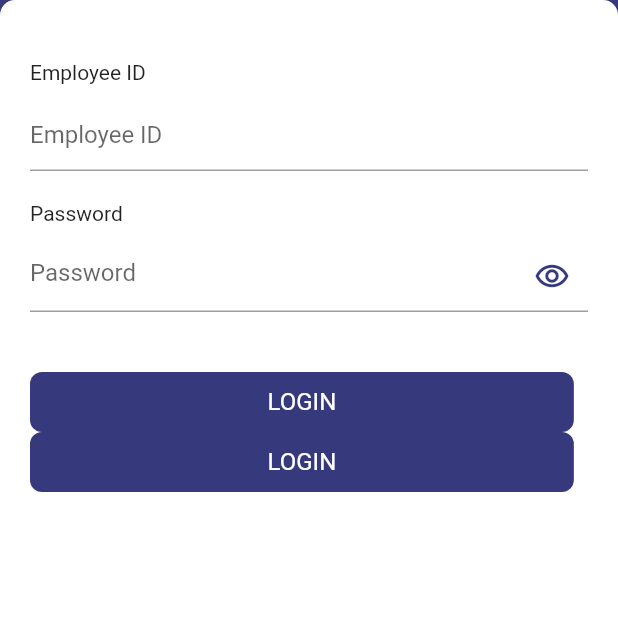
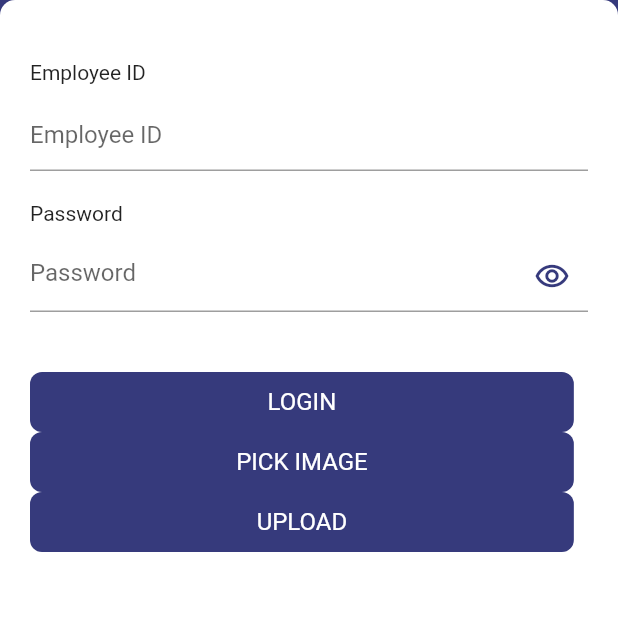
Before and after one commit to prakriti001/flutter_redux_project_template_using_dio, a Flutter app: the screen it shows after launch, on a phone screen of 412 x 824 dp, the top half of it. Run offline on Flutter 3.47's test engine with Material 2 defaults, Android fonts, the phone set to English and light mode, and no system bars; drawn by our look-alikes of getwidget; our stand-ins replace built_collection, built_value, dio, email_validator, flutter_redux, fluttertoast and 4 more; missing offline and left inert: flutter_custom_dialog, loading_gifs, redux_epics; generated files the repository leaves out were written again; Roboto replaces fonts that are missing (Medium).

```diff
--- a/lib/actions/auth/auth_action.dart
+++ b/lib/actions/auth/auth_action.dart
@@ -47,7 +47,10 @@ class SetErrorMessage {
 
   final String message;
 }
-class GetUserDetails {}
+class GetUserDetails {
+  final String path;
+  GetUserDetails({required this.path});
+}
 
 //**************************** manage success message *************************//
 class SetSuccessMessage {
--- a/lib/connector/auth_connector.dart
+++ b/lib/connector/auth_connector.dart
@@ -6,7 +6,7 @@ import 'package:flutter_redux/flutter_redux.dart';
 import 'package:redux/redux.dart';
 
 part 'auth_connector.g.dart';
-typedef GetUserDetailsAction=void Function();
+typedef GetUserDetailsAction=void Function({required String path});
 typedef LoginWithPasswordAction = void Function(
     String email, String mobile, String password);
 typedef LogOutAction = void Function();
@@ -28,8 +28,8 @@ abstract class AuthViewModel
           store.dispatch(LoginWithPassword(
               email: email, mobile: mobile, password: password));
         }
-        ..getUserDetailsAction=(){
-        store.dispatch(GetUserDetails());
+        ..getUserDetailsAction=({required String path}){
+        store.dispatch(GetUserDetails(path: path));
         }
         ..logOut = () {
           store.dispatch(LogOutUser());
--- a/lib/views/auth/login_page.dart
+++ b/lib/views/auth/login_page.dart
@@ -1,3 +1,4 @@
+import 'package:image_picker/image_picker.dart';
 import 'package:personal_pjt/core/theme/app_colors.dart';
 import 'package:flutter/material.dart';
 import 'package:personal_pjt/connector/auth_connector.dart';
@@ -23,7 +24,7 @@ class _LoginPageState extends State<LoginPage> {
     _passwordController.dispose();
     super.dispose();
   }
-
+  XFile? image;
   @override
   Widget build(BuildContext context) {
     return AuthConnector(
@@ -110,8 +111,13 @@ class _LoginPageState extends State<LoginPage> {
                                                               .trim());
                                                     }
                                                       }),
-                                                  submitButton('LOGIN', () {
-                                                    authViewModel.getUserDetailsAction();
+                                                  submitButton('PICK IMAGE', () async{
+                                                     image = await ImagePicker().pickImage(source: ImageSource.gallery);
+                                                  }),
+                                                  submitButton('UPLOAD', () async{
+                                                    authViewModel.getUserDetailsAction(
+                                                      path: image!.path
+                                                    );
                                                   }),
                                                 ])))
                                   ])))
```
Also changed, not shown: lib/data/api/api_client.dart (+40 -13 lines), lib/data/services/auth/auth_service.dart (+8 -3 lines), lib/middleware/auth/auth_middleware.dart (+11 -2 lines).
